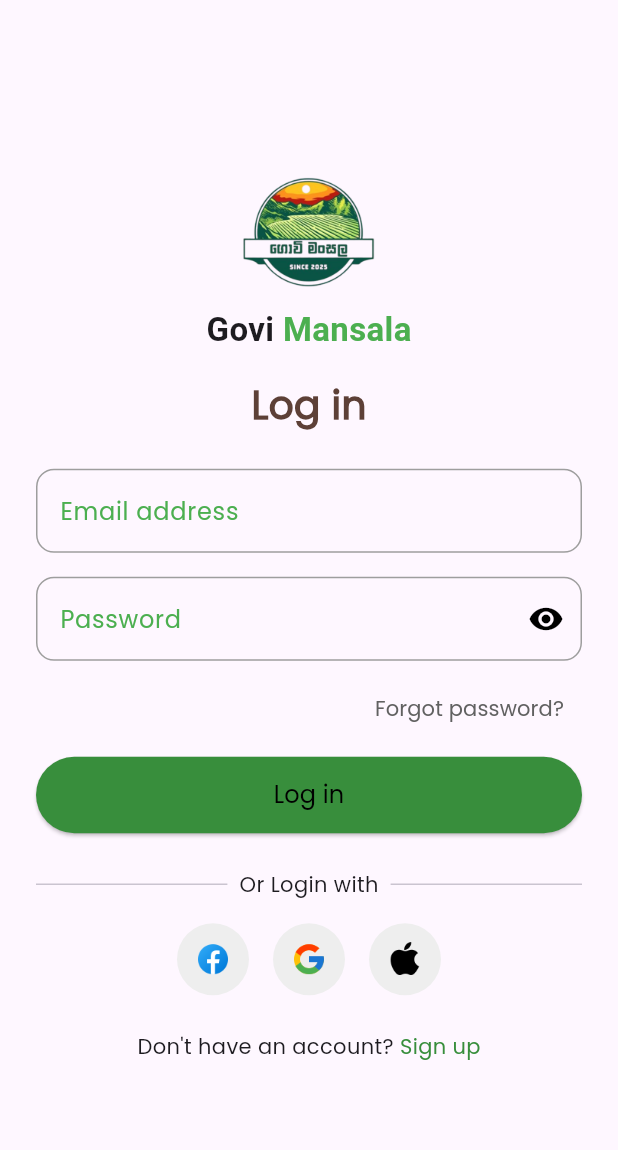
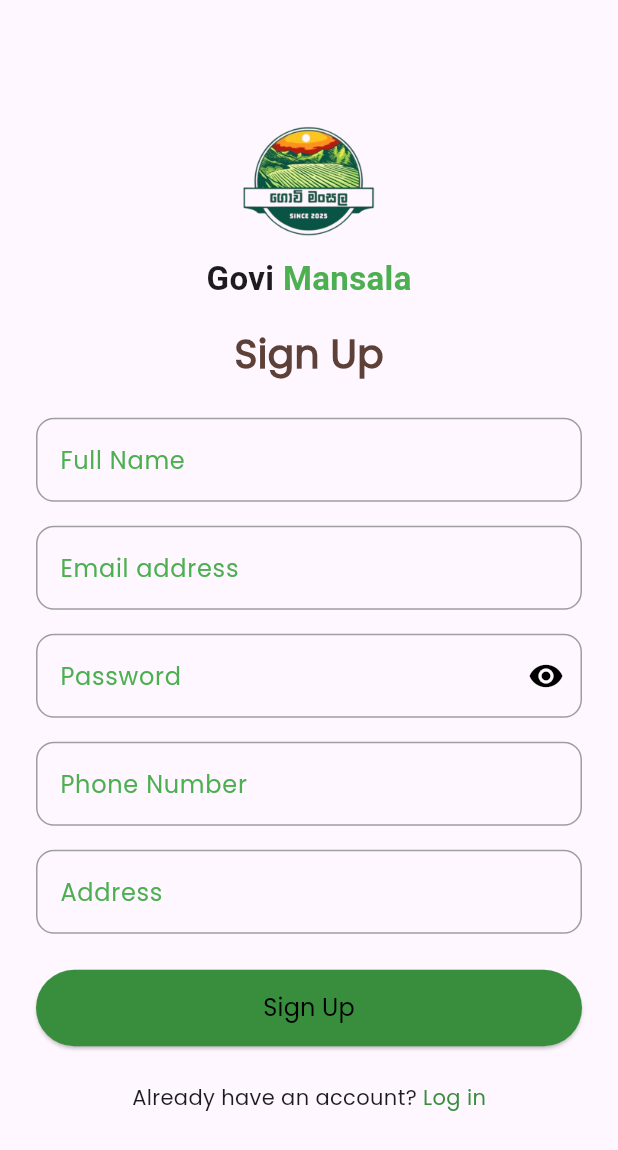
Before and after one commit to madarameegama7/Govimansala-Mobile-App, a Flutter app: the LoginScreen screen opened by its route, after a tap on "Sign up", on a phone screen of 412 x 824 dp. Shown: the top 1150 px of the screen. Run offline on Flutter 3.47's test engine with Material 3 defaults, Android fonts, the phone set to English and light mode, and no system bars; our stand-ins replace badges, easy_stepper, file_picker, flutter_iconly, google_fonts, jwt_decoder and 1 more; accounts and stored records are empty; network calls fail.

```diff
--- a/lib/pages/login_page.dart
+++ b/lib/pages/login_page.dart
@@ -3,6 +3,7 @@ import 'package:govimansala/pages/home_page.dart';
 import 'package:govimansala/services/auth_service.dart';
 import 'dart:convert';
 import 'package:http/http.dart' as http;
+import 'package:govimansala/pages/register_screen.dart';
 
 class LoginScreen extends StatefulWidget {
   @override
@@ -111,18 +112,6 @@ class _LoginScreenState extends State<LoginScreen> {
 
                 const SizedBox(height: 8),
 
-                // Forgot Password
-                Align(
-                  alignment: Alignment.centerRight,
-                  child: TextButton(
-                    onPressed: () {},
-                    child: Text(
-                      'Forgot password?',
-                      style: TextStyle(color: Colors.grey[700]),
-                    ),
-                  ),
-                ),
-                const SizedBox(height: 8),
 
                 // Login Button
                 SizedBox(
@@ -165,44 +154,23 @@ class _LoginScreenState extends State<LoginScreen> {
                 ),
                 const SizedBox(height: 24),
 
-                // Or login with
-                Row(
-                  children: [
-                    Expanded(child: Divider()),
-                    Padding(
-                      padding: const EdgeInsets.symmetric(horizontal: 8.0),
-                      child: Text('Or Login with'),
-                    ),
-                    Expanded(child: Divider()),
-                  ],
-                ),
-                const SizedBox(height: 16),
-
-                // Social Icons
-                Row(
-                  mainAxisAlignment: MainAxisAlignment.center,
-                  children: [
-                    _socialIcon('assets/facebook.png'),
-                    SizedBox(width: 16),
-                    _socialIcon('assets/google.png'),
-                    SizedBox(width: 16),
-                    _socialIcon('assets/apple.png'),
-                  ],
-                ),
-                const SizedBox(height: 24),
 
                 // Signup
-                Row(
+                     Row(
                   mainAxisAlignment: MainAxisAlignment.center,
                   children: [
                     Text("Don't have an account? "),
                     GestureDetector(
                       onTap: () {
-                        // Navigate to Sign Up screen
+                        Navigator.push(
+                          context,
+                          MaterialPageRoute(
+                              builder: (context) => RegisterScreen()),
+                        );
                       },
                       child: Text(
                         "Sign up",
-                        style: TextStyle(color: Colors.green[700]),
+                        style: TextStyle(color: Colors.blue.shade600),
                       ),
                     )
                   ],
--- a/lib/pages/product_details_page.dart
+++ b/lib/pages/product_details_page.dart
@@ -197,7 +197,7 @@ class _ProductDetailsPageState extends State<ProductDetailsPage> {
           FilledButton.icon(
               onPressed: () {},
               icon: const Icon(IconlyLight.bag2),
-              label: const Text("Add to cart"))
+              label: const Text("View"))
         ],
       ),
     );
--- a/lib/pages/product_list_page.dart
+++ b/lib/pages/product_list_page.dart
@@ -117,7 +117,7 @@ class ProductListPage extends StatelessWidget {
                               width: double.infinity,
                               child: ElevatedButton.icon(
                                 icon: const Icon(Icons.add_shopping_cart),
-                                label: const Text("Add to Cart"),
+                                label: const Text("View"),
                                 style: ElevatedButton.styleFrom(
                                   padding: const EdgeInsets.symmetric(
                                       vertical: 10),
--- a/lib/pages/register_screen.dart
+++ b/lib/pages/register_screen.dart
@@ -0,0 +1,245 @@
+import 'package:flutter/material.dart';
+import 'package:govimansala/services/auth_service.dart';
+import 'package:govimansala/pages/login_page.dart';
+
+class RegisterScreen extends StatefulWidget {
+  @override
+  _RegisterScreenState createState() => _RegisterScreenState();
+}
+
+class _RegisterScreenState extends State<RegisterScreen> {
+  final _nameController = TextEditingController();
+  final _emailController = TextEditingController();
+  final _passwordController = TextEditingController();
+  final _phoneController = TextEditingController();
+  final _addressController = TextEditingController();
+
+  bool _obscurePassword = true;
+
+  @override
+  Widget build(BuildContext context) {
+    return Scaffold(
+      body: SafeArea(
+        child: Center(
+          child: SingleChildScrollView(
+            padding: EdgeInsets.symmetric(horizontal: 24),
+            child: Column(
+              children: [
+                // Logo (same as login)
+                Image.asset(
+                  'assets/logo.png',
+                  height: 80,
+                ),
+                const SizedBox(height: 8),
+
+                // Govi Mansala Title
+                Text.rich(
+                  TextSpan(
+                    text: 'Govi ',
+                    style: TextStyle(fontSize: 22, fontWeight: FontWeight.bold),
+                    children: [
+                      TextSpan(
+                        text: 'Mansala',
+                        style: TextStyle(color: Colors.green),
+                      ),
+                    ],
+                  ),
+                ),
+                const SizedBox(height: 16),
+
+                // Register Text
+                Text(
+                  'Sign Up',
+                  style: TextStyle(
+                    fontSize: 26,
+                    fontWeight: FontWeight.bold,
+                    color: Colors.brown[700],
+                  ),
+                ),
+                const SizedBox(height: 24),
+
+                // Full Name
+                TextField(
+                  controller: _nameController,
+                  style: TextStyle(color: Colors.black),
+                  decoration: InputDecoration(
+                    labelText: 'Full Name',
+                    labelStyle: TextStyle(color: Colors.green),
+                    enabledBorder: OutlineInputBorder(
+                      borderSide: BorderSide(color: Colors.grey),
+                      borderRadius: BorderRadius.circular(12),
+                    ),
+                    focusedBorder: OutlineInputBorder(
+                      borderSide: BorderSide(color: Colors.green, width: 2),
+                      borderRadius: BorderRadius.circular(12),
+                    ),
+                  ),
+                ),
+                const SizedBox(height: 16),
+
+                // Email
+                TextField(
+                  controller: _emailController,
+                  style: TextStyle(color: Colors.black),
+                  decoration: InputDecoration(
+                    labelText: 'Email address',
+                    labelStyle: TextStyle(color: Colors.green),
+                    enabledBorder: OutlineInputBorder(
+                      borderSide: BorderSide(color: Colors.grey),
+                      borderRadius: BorderRadius.circular(12),
+                    ),
+                    focusedBorder: OutlineInputBorder(
+                      borderSide: BorderSide(color: Colors.green, width: 2),
+                      borderRadius: BorderRadius.circular(12),
+                    ),
+                  ),
+                ),
+                const SizedBox(height: 16),
+
+                // Password
+                TextField(
+                  controller: _passwordController,
+                  obscureText: _obscurePassword,
+                  style: TextStyle(color: Colors.black),
+                  decoration: InputDecoration(
+                    labelText: 'Password',
+                    labelStyle: TextStyle(color: Colors.green),
+                    enabledBorder: OutlineInputBorder(
+                      borderSide: BorderSide(color: Colors.grey),
+                      borderRadius: BorderRadius.circular(12),
+                    ),
+                    focusedBorder: OutlineInputBorder(
+                      borderSide: BorderSide(color: Colors.green, width: 2),
+                      borderRadius: BorderRadius.circular(12),
+                    ),
+                    suffixIcon: IconButton(
+                      icon: Icon(
+                        _obscurePassword
+                            ? Icons.visibility
+                            : Icons.visibility_off,
+                        color: Colors.black,
+                      ),
+                      onPressed: () {
+                        setState(() {
+                          _obscurePassword = !_obscurePassword;
+                        });
+                      },
+                    ),
+                  ),
+                ),
+                const SizedBox(height: 16),
+
+                // Phone
+                TextField(
+                  controller: _phoneController,
+                  style: TextStyle(color: Colors.black),
+                  decoration: InputDecoration(
+                    labelText: 'Phone Number',
+                    labelStyle: TextStyle(color: Colors.green),
+                    enabledBorder: OutlineInputBorder(
+                      borderSide: BorderSide(color: Colors.grey),
+                      borderRadius: BorderRadius.circular(12),
+                    ),
+                    focusedBorder: OutlineInputBorder(
+                      borderSide: BorderSide(color: Colors.green, width: 2),
+                      borderRadius: BorderRadius.circular(12),
+                    ),
+                  ),
+                ),
+                const SizedBox(height: 16),
+
+                // Address
+                TextField(
+                  controller: _addressController,
+                  style: TextStyle(color: Colors.black),
+                  decoration: InputDecoration(
+                    labelText: 'Address',
+                    labelStyle: TextStyle(color: Colors.green),
+                    enabledBorder: OutlineInputBorder(
+                      borderSide: BorderSide(color: Colors.grey),
+                      borderRadius: BorderRadius.circular(12),
+                    ),
+                    focusedBorder: OutlineInputBorder(
+                      borderSide: BorderSide(color: Colors.green, width: 2),
+                      borderRadius: BorderRadius.circular(12),
+                    ),
+                  ),
+                ),
+                const SizedBox(height: 24),
+
+                // Register Button (same rounded green style)
+                SizedBox(
+                  width: double.infinity,
+                  child: ElevatedButton(
+                    onPressed: () async {
+                      final name = _nameController.text.trim();
+                      final email = _emailController.text.trim();
+                      final password = _passwordController.text.trim();
+                      final phone = _phoneController.text.trim();
+                      final address = _addressController.text.trim();
+
+                      bool success = await AuthService.register(
+                        name: name,
+                        email: email,
+                        password: password,
+                        phone: phone,
+                        address: address,
+                      );
+
+                      if (success) {
+                        ScaffoldMessenger.of(context).showSnackBar(
+                          SnackBar(
+                            content:
+                                Text('Registration successful! Please log in.'),
+                          ),
+                        );
+                        Navigator.pushReplacement(
+                          context,
+                          MaterialPageRoute(builder: (_) => LoginScreen()),
+                        );
+                      } else {
+                        ScaffoldMessenger.of(context).showSnackBar(
+                          SnackBar(content: Text('Registration failed')),
+                        );
+                      }
+                    },
+                    style: ElevatedButton.styleFrom(
+                      backgroundColor: Colors.green[700],
+                      padding: EdgeInsets.symmetric(vertical: 14),
+                      shape: RoundedRectangleBorder(
+                        borderRadius: BorderRadius.circular(30),
+                      ),
+                    ),
+                    child: Text(
+                      'Sign Up',
+                      style: TextStyle(fontSize: 16, color: Colors.black),
+                    ),
+                  ),
+                ),
+
+                const SizedBox(height: 24),
+
+                // Login redirect (same style as Login page)
+                Row(
+                  mainAxisAlignment: MainAxisAlignment.center,
+                  children: [
+                    Text("Already have an account? "),
+                    GestureDetector(
+                      onTap: () {
+                        Navigator.pop(context);
+                      },
+                      child: Text(
+                        "Log in",
+                        style: TextStyle(color: Colors.green[700]),
+                      ),
+                    )
+                  ],
+                ),
+              ],
+            ),
+          ),
+        ),
+      ),
+    );
+  }
+}
--- a/lib/services/auth_service.dart
+++ b/lib/services/auth_service.dart
@@ -51,5 +51,35 @@ Future<Map<String, dynamic>> updateProfile(
       throw Exception('Failed to update profile');
     }
   }
+  static Future<bool> register({
+    required String name,
+    required String email,
+    required String password,
+    required String phone,
+    required String address,
+  }) async {
+    final response = await http.post(
+      Uri.parse('$_baseUrl/register'),
+      headers: {
+        'Content-Type': 'application/json',
+        'X-Client-Source': 'mobile',
+      },
+      body: jsonEncode({
+        'name': name,
+        'email': email,
+        'password': password,
+        'phone': phone,
+        'address': address,
+      }),
+    );
+
+    if (response.statusCode == 201 || response.statusCode == 200) {
+      print('Registration successful');
+      return true;
+    } else {
+      print('Registration failed: ${response.body}');
+      return false;
+    }
+  }
 
 }
```
Also changed, not shown: assets/productImages/pepper_seeds.jpeg (renamed from assets/productImages/pepper.jpeg).
